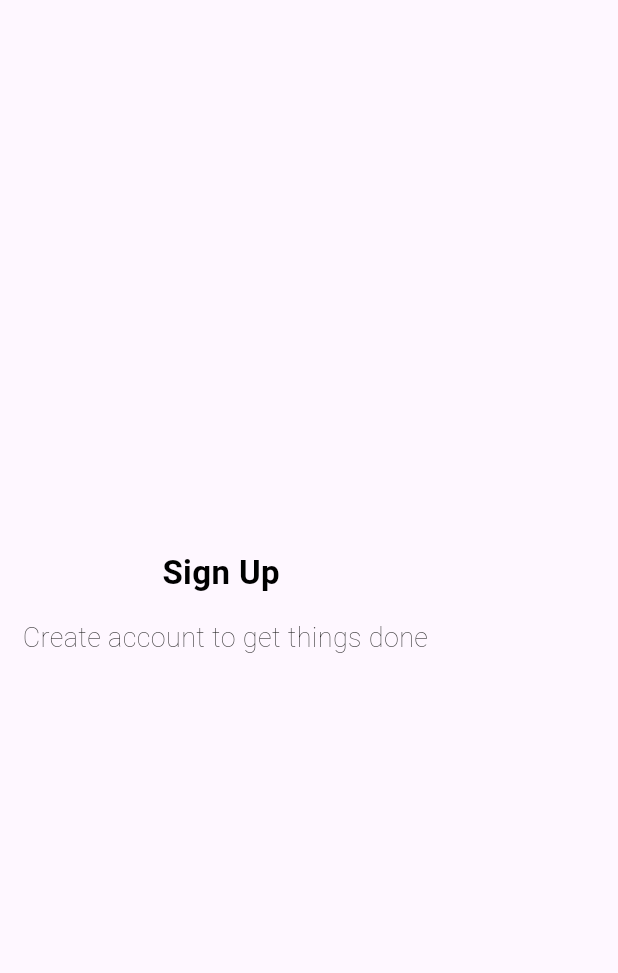
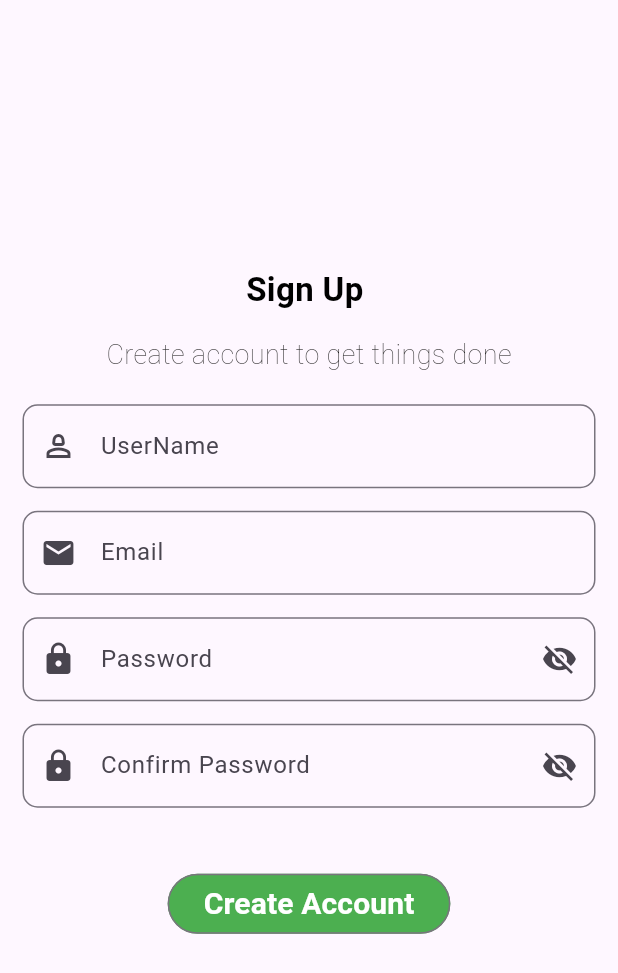
Before and after one commit to Erasto-M/Codsoft-Personal-Expense-Tracker-flutter-app, a Flutter app: the screen it shows after launch, on a phone screen of 412 x 824 dp. Shown: the top 973 px of the screen. Run offline on Flutter 3.47's test engine with Material 3 defaults, Android fonts, the phone set to English and light mode, and no system bars; our stand-ins replace cloud_firestore, firebase_auth, firebase_core, flutter_riverpod; missing offline and left inert: dart:html; accounts and stored records are empty.

Commit message:
added the signup Logic

```diff
--- a/lib/Authentication/Backend/auth.dart
+++ b/lib/Authentication/Backend/auth.dart
@@ -10,7 +10,7 @@ class AuthUser {
    Stream<User?> get authStateChanges =>
       FirebaseAuth.instance.authStateChanges();
   //create user with email and password
-  static Future<User?> createUserWithEmailAndPassword({
+   Future<User?> createUserWithEmailAndPassword({
     required String email,
     required String userName,
     required String password,
@@ -56,7 +56,7 @@ class AuthUser {
   }
 
   //Signin user with email and password
-  static Future<void> signInUserWithEmailAndPassword({
+   Future<void> signInUserWithEmailAndPassword({
     required String email,
     required String password,
     required BuildContext context,
@@ -86,7 +86,7 @@ class AuthUser {
   }
 
   // Sign out User
-  static Future<void> signOutUser() async {
+   Future<void> signOutUser() async {
     try {
       await FirebaseAuth.instance.signOut();
     } catch (e) {
--- a/lib/Authentication/Providers/auth_providers.dart
+++ b/lib/Authentication/Providers/auth_providers.dart
@@ -1,3 +1,4 @@
+import 'package:flutter/cupertino.dart';
 import 'package:flutter_riverpod/flutter_riverpod.dart';
 import 'package:firebase_core/firebase_core.dart';
 import 'package:personal_expense_tracker_codsoft/firebase_options.dart';
@@ -20,3 +21,13 @@ final firebaseAuthProvider = Provider<AuthUser>((ref) {
 final userAuthStateProvider = StreamProvider((ref) {
   return ref.read(firebaseAuthProvider).authStateChanges;
 });
+// TextEditing Controller providers
+ final emailControllerProvider = StateProvider<TextEditingController>((ref) => TextEditingController());
+ final userNameControllerProvider = StateProvider<TextEditingController>((ref) => TextEditingController());
+ final passWordControllerProvider = StateProvider<TextEditingController>((ref) => TextEditingController());
+ final confirmPasswordControllerProvider =StateProvider<TextEditingController>((ref) => TextEditingController());
+
+ // loading state provider
+ final isLoadingProvider = StateProvider<bool>((ref) => false);
+ // Form key Provider
+final formKeyProvider = StateProvider<GlobalKey>((ref) => GlobalKey<FormState>());
--- a/lib/Authentication/Screens/signup_screen.dart
+++ b/lib/Authentication/Screens/signup_screen.dart
@@ -1,5 +1,6 @@
 import 'package:flutter/material.dart';
 import 'package:flutter_riverpod/flutter_riverpod.dart';
+import 'package:personal_expense_tracker_codsoft/Authentication/Providers/auth_providers.dart';
 import 'package:personal_expense_tracker_codsoft/Widgets/reusable_widgets.dart';
 
 class SignUpScreen extends ConsumerWidget {
@@ -7,6 +8,16 @@ class SignUpScreen extends ConsumerWidget {
 
   @override
   Widget build(BuildContext context, WidgetRef ref) {
+    final GlobalKey<FormState> formKey = GlobalKey<FormState>();
+    //controllers
+    final emailController = ref.watch(emailControllerProvider);
+    final usernameController = ref.watch(userNameControllerProvider);
+    final passwordController = ref.watch(passWordControllerProvider);
+    final confirmPasswordController =
+        ref.watch(confirmPasswordControllerProvider);
+    //formKey
+    //isLoading
+    final isLoading = ref.watch(isLoadingProvider);
     return SafeArea(
       child: Scaffold(
         body: Container(
@@ -21,6 +32,97 @@ class SignUpScreen extends ConsumerWidget {
                   text: "Create account to get things done",
                   fontWeight: FontWeight.w200),
               showLargespace(),
+              Form(
+                  key: formKey,
+                  child: Column(
+                    children: [
+                      showTextFormField(
+                          controller: usernameController,
+                          labelText: "UserName",
+                          validator: (value) {
+                            if (value.isEmpty) {
+                              return "UserName field cannot be empty";
+                            }
+                            return null;
+                          },
+                          prefixIcon: Icons.person_2_outlined,
+                          suffixIcon: null,
+                          textInputType: TextInputType.name,
+                          obscureText: false),
+                      showmediumspace(),
+                      showTextFormField(
+                          controller: emailController,
+                          labelText: "Email",
+                          validator: (value) {
+                            if (value.isEmpty) {
+                              return 'Email field cannot be empty';
+                            } else if (!value.contains('@gmail.com')) {
+                              return
+                                  "Please enter a valid email address";
+                            }
+                            return null;
+                          },
+                          prefixIcon: Icons.email,
+                          suffixIcon: null,
+                          textInputType: TextInputType.emailAddress,
+                          obscureText: false),
+                      showmediumspace(),
+                      showTextFormField(
+                          controller: passwordController,
+                          labelText: "Password",
+                          validator: (value) {
+                            if (value.isEmpty) {
+                              return
+                                  "password field cannot be empty";
+                            } else if (value.length < 6) {
+                              return "Too weak Password";
+                            }
+                            return null;
+                          },
+                          prefixIcon: Icons.lock,
+                          suffixIcon: Icons.visibility_off,
+                          textInputType: TextInputType.name,
+                          obscureText: true),
+                      showmediumspace(),
+                      showTextFormField(
+                        controller: confirmPasswordController,
+                        labelText: "Confirm Password",
+                        validator: (value) {
+                          if (value.isEmpty) {
+                            return "Please confirm your password";
+                          } else if (value != passwordController.text) {
+                            return "Passwords do not Match";
+                          }
+                          return null;
+                        },
+                        prefixIcon: Icons.lock,
+                        suffixIcon: Icons.visibility_off,
+                        textInputType: TextInputType.name,
+                        obscureText: true,
+                      ),
+                      showLargespace(),
+                      isLoading
+                          ? const CircularProgressIndicator()
+                          : showOutlinedButton(
+                              function: () async {
+                                if (formKey.currentState!.validate()) {
+                                  //set loading to true
+                                  ref.read(isLoadingProvider.notifier).state =
+                                      true;
+                                  await ref
+                                      .read(firebaseAuthProvider)
+                                      .createUserWithEmailAndPassword(
+                                          email: emailController.text,
+                                          userName: usernameController.text,
+                                          password: passwordController.text,
+                                          context: context);
+                                  ref.read(isLoadingProvider.notifier).state = false;
+                                }
+                                //validate form
+                              },
+                              text: "Create Account"),
+                    ],
+                  )),
             ],
           ),
         ),
--- a/lib/Widgets/colors.dart
+++ b/lib/Widgets/colors.dart
@@ -4,8 +4,10 @@ import 'package:flutter/material.dart';
 
 // Text colors
 Color bigTextcolor = Colors.black;
-Color mediumTextcolor = Color.fromARGB(255, 26, 25, 25);
+Color mediumTextcolor = const Color.fromARGB(255, 26, 25, 25);
 Color smallTextcolor = const Color.fromARGB(255, 100, 98, 98);
 
 // Background color
 Colors backgroundColor = Colors.grey[200] as Colors;
+// Outlined button colors.
+Color outlinedButtonColors = Colors.green;
--- a/lib/Widgets/reusable_widgets.dart
+++ b/lib/Widgets/reusable_widgets.dart
@@ -5,7 +5,7 @@ import 'package:personal_expense_tracker_codsoft/Widgets/colors.dart';
 TextFormField showTextFormField({
   required TextEditingController controller,
   required String labelText,
-  required Function(String?)? validator,
+  required Function(String)? validator,
   required IconData prefixIcon,
   required IconData? suffixIcon,
   required TextInputType textInputType,
@@ -14,11 +14,14 @@ TextFormField showTextFormField({
   return TextFormField(
     keyboardType: textInputType,
     controller: controller,
+    autovalidateMode: AutovalidateMode.disabled,
     textCapitalization: TextCapitalization.sentences,
     textAlign: TextAlign.start,
     autocorrect: true,
     obscureText: obscureText,
     decoration: InputDecoration(
+      prefixIcon: Icon(prefixIcon),
+      suffixIcon: Icon(suffixIcon),
       labelText: labelText,
       border: OutlineInputBorder(
         borderRadius: BorderRadius.circular(10),
@@ -79,10 +82,22 @@ Widget showOutlinedButton({
   required Function() function,
   required String text,
 }) {
-  return OutlinedButton(
-    onPressed: function,
-    child: Text(
-      text,
+  return Container(
+    margin: const EdgeInsets.all(10),
+    padding: const EdgeInsets.symmetric(horizontal: 50, vertical: 10),
+    child: OutlinedButton(
+      style: OutlinedButton.styleFrom(
+        backgroundColor: outlinedButtonColors,
+      ),
+      onPressed: function,
+      child: Text(
+        text,
+        style: const TextStyle(
+          color: Colors.white,
+          fontSize: 20,
+          fontWeight: FontWeight.bold,
+        ),
+      ),
     ),
   );
 }
```
